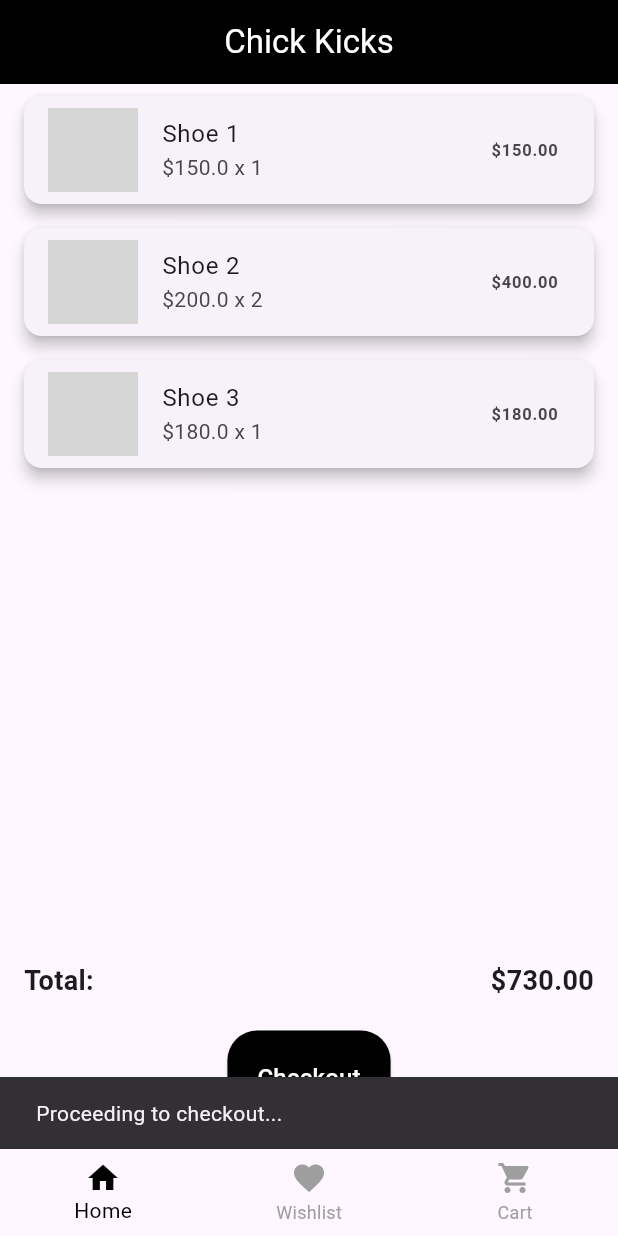
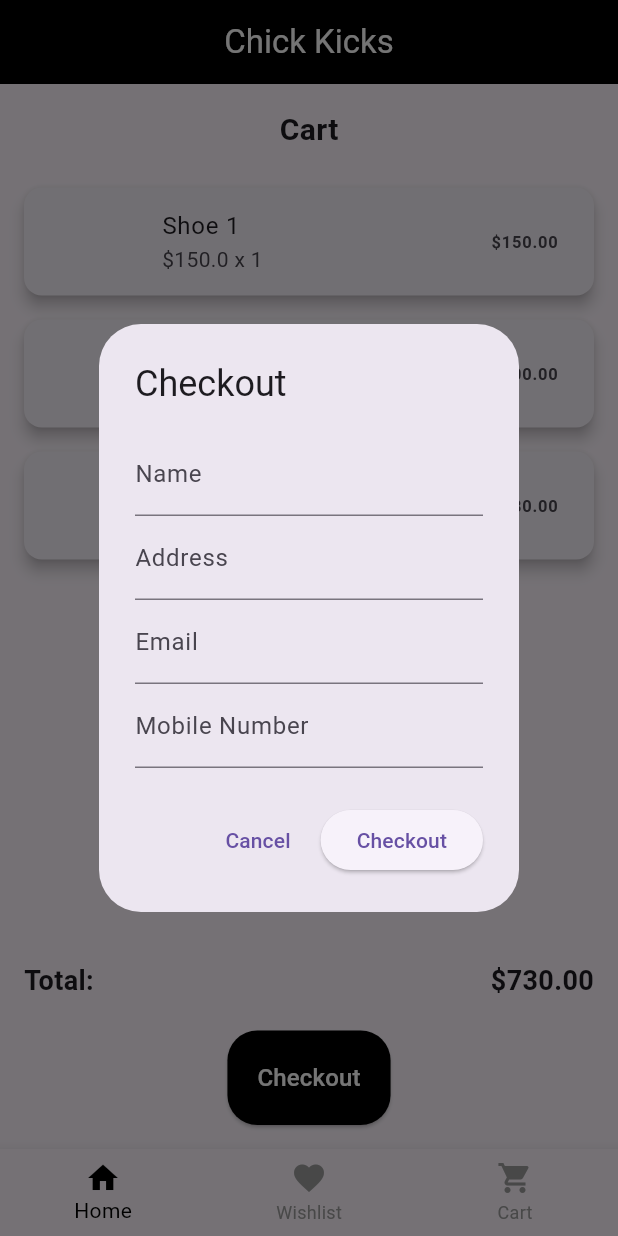
Before and after one commit to Deonmario/luxury-footwear-app, a Flutter app: the screen it shows after launch, item 3 of the bottom bar chosen, after a tap on "Checkout", on a phone screen of 412 x 824 dp. Run offline on Flutter 3.47's test engine with Material 3 defaults, Android fonts, the phone set to English and light mode, and no system bars; grey boxes are pictures that could not be loaded.

Commit message:
adding checkout form

```diff
--- a/lib/pages/cart_page.dart
+++ b/lib/pages/cart_page.dart
@@ -15,6 +15,13 @@ class CartPage extends StatelessWidget {
     return MainLayout(
       body: Column(
         children: [
+          Padding(
+            padding: const EdgeInsets.all(16.0),
+            child: Text(
+              'Cart',
+              style: TextStyle(fontSize: 20, fontWeight: FontWeight.bold),
+            ),
+          ),
           // Cart Items List
           Expanded(
             child: ListView.builder(
@@ -64,10 +71,7 @@ class CartPage extends StatelessWidget {
                 SizedBox(height: 20),
                 ElevatedButton(
                   onPressed: () {
-                    // Implement checkout logic here
-                    ScaffoldMessenger.of(context).showSnackBar(
-                      SnackBar(content: Text('Proceeding to checkout...')),
-                    );
+                    _showCheckoutForm(context);
                   },
                   style: ElevatedButton.styleFrom(
                     backgroundColor: Colors.black,
@@ -97,4 +101,92 @@ class CartPage extends StatelessWidget {
     }
     return total;
   }
+
+  // Function to show the checkout form in a dialog
+  void _showCheckoutForm(BuildContext context) {
+    final GlobalKey<FormState> _formKey = GlobalKey<FormState>();
+    String name = '';
+    String address = '';
+    String email = '';
+    String mobile = '';
+
+    showDialog(
+      context: context,
+      builder: (BuildContext context) {
+        return AlertDialog(
+          title: Text('Checkout'),
+          content: Form(
+            key: _formKey,
+            child: SingleChildScrollView(
+              child: Column(
+                mainAxisSize: MainAxisSize.min,
+                children: [
+                  TextFormField(
+                    decoration: InputDecoration(labelText: 'Name'),
+                    validator: (value) {
+                      if (value == null || value.isEmpty) {
+                        return 'Please enter your name';
+                      }
+                      return null;
+                    },
+                    onSaved: (value) => name = value!,
+                  ),
+                  TextFormField(
+                    decoration: InputDecoration(labelText: 'Address'),
+                    validator: (value) {
+                      if (value == null || value.isEmpty) {
+                        return 'Please enter your address';
+                      }
+                      return null;
+                    },
+                    onSaved: (value) => address = value!,
+                  ),
+                  TextFormField(
+                    decoration: InputDecoration(labelText: 'Email'),
+                    keyboardType: TextInputType.emailAddress,
+                    validator: (value) {
+                      if (value == null || value.isEmpty || !value.contains('@')) {
+                        return 'Please enter a valid email';
+                      }
+                      return null;
+                    },
+                    onSaved: (value) => email = value!,
+                  ),
+                  TextFormField(
+                    decoration: InputDecoration(labelText: 'Mobile Number'),
+                    keyboardType: TextInputType.phone,
+                    validator: (value) {
+                      if (value == null || value.isEmpty || value.length < 10) {
+                        return 'Please enter a valid mobile number';
+                      }
+                      return null;
+                    },
+                    onSaved: (value) => mobile = value!,
+                  ),
+                ],
+              ),
+            ),
+          ),
+          actions: [
+            TextButton(
+              onPressed: () => Navigator.pop(context),
+              child: Text('Cancel'),
+            ),
+            ElevatedButton(
+              onPressed: () {
+                if (_formKey.currentState!.validate()) {
+                  _formKey.currentState!.save();
+                  Navigator.pop(context);
+                  ScaffoldMessenger.of(context).showSnackBar(
+                    SnackBar(content: Text('Order is complete!')),
+                  );
+                }
+              },
+              child: Text('Checkout'),
+            ),
+          ],
+        );
+      },
+    );
+  }
 }
```
Also changed, not shown: lib/pages/profile_page.dart (deleted, +0 -218 lines), lib/pages/wishlist_page.dart (+7 -0 lines).
